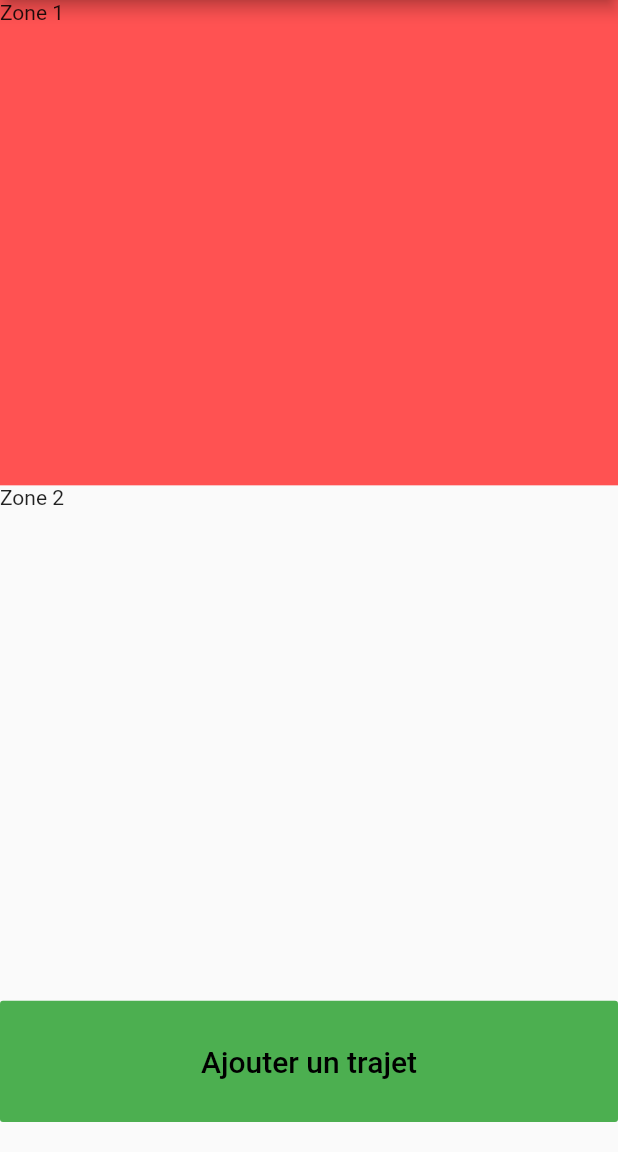
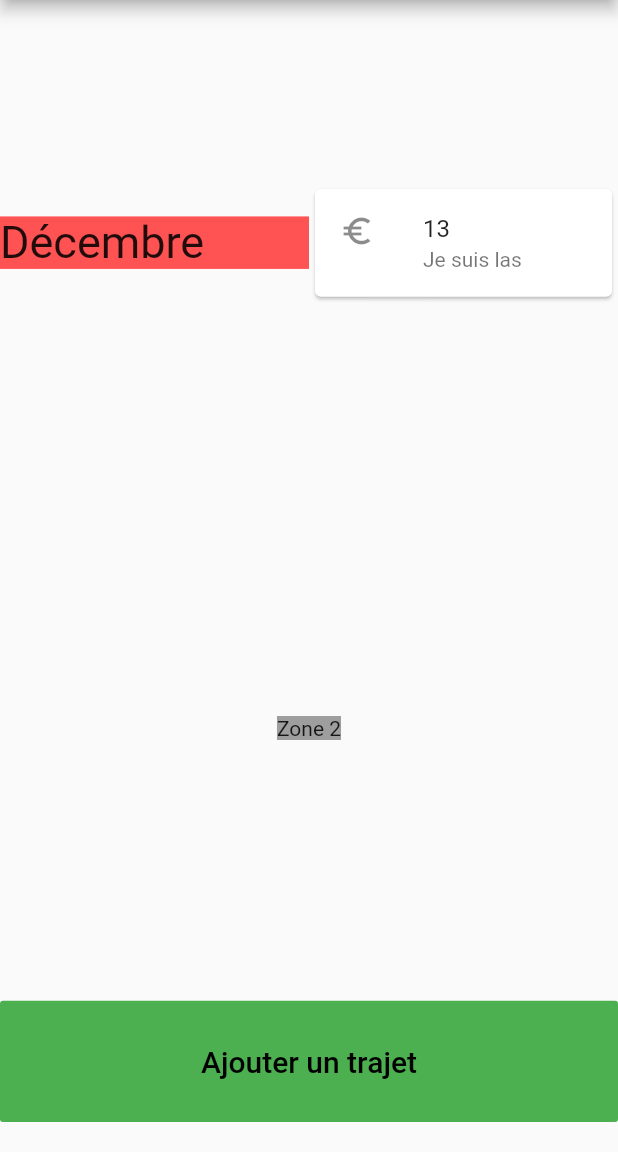
Before and after one commit to jmarcm/gestbus_flutter, a Flutter app: the screen it shows after launch, on a phone screen of 412 x 824 dp, the part 84-1236 px from its top. Run offline on Flutter 3.47's test engine with Material 2 defaults, Android fonts, the phone set to English and light mode, and no system bars.

Commit message:
Add Card

```diff
--- a/lib/main.dart
+++ b/lib/main.dart
@@ -19,14 +19,37 @@ class Gestbus extends StatelessWidget {
             children: <Widget>[
               Expanded(
                 flex: 4,
-                child: Container(
-                  color: Colors.redAccent,
-                  child: Text("Zone 1"),
+                child: Row(
+                  children: <Widget>[
+                    Expanded(
+                      child: Container(
+                        color: Colors.redAccent,
+                        child: Text(
+                          "Décembre",
+                          style: TextStyle(fontSize: 30.0),
+                        ),
+                      ),
+                    ),
+                    Expanded(
+                      child: Card(
+                        child: ListTile(
+                          leading: Icon(Icons.euro_symbol),
+                          title: Text('13'),
+                          subtitle: Text('Je suis las'),
+                        ),
+                      ),
+                    ),
+                  ],
                 ),
               ),
               Expanded(
                 flex: 4,
-                child: Text("Zone 2"),
+                child: Center(
+                  child: Container(
+                    child: Text("Zone 2"),
+                    color: Colors.grey,
+                  ),
+                ),
               ),
               SizedBox(
                 height: 20.0,
```
